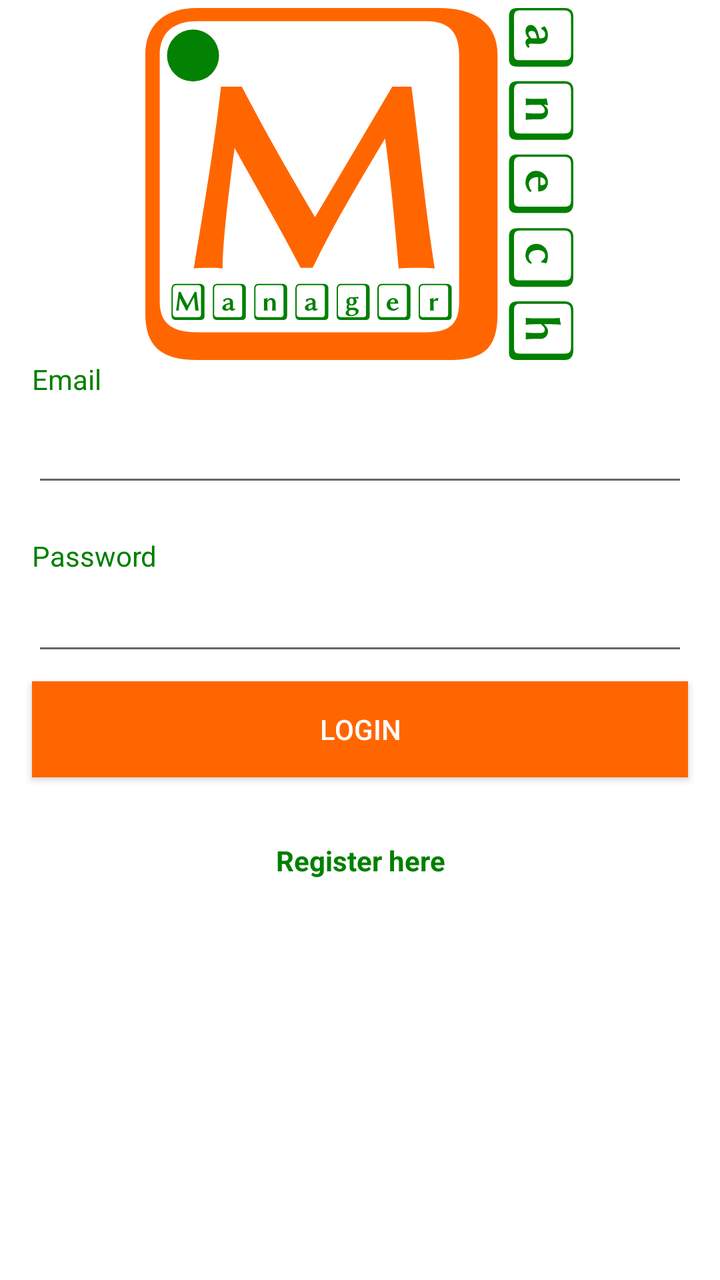
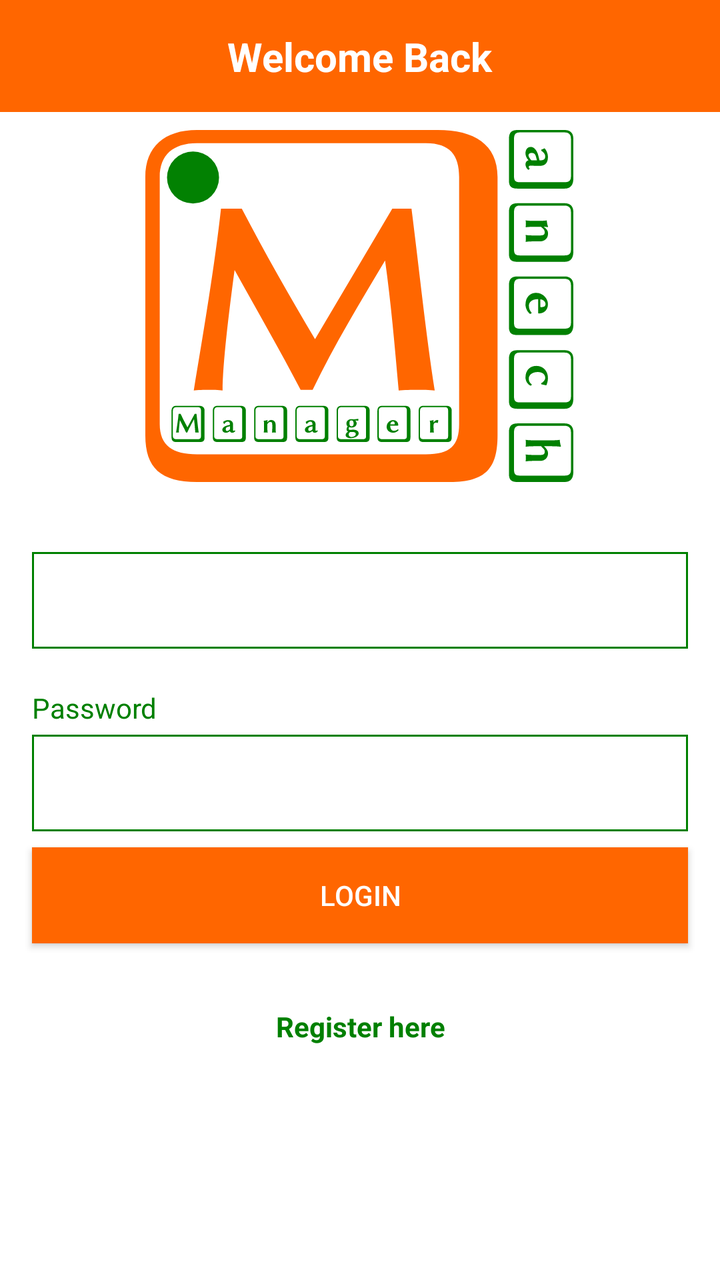

Before-and-after screenshots of an Android layout around one commit, followed by the original layout XML and the change that was made.
<!-- AndroidManifest.xml: application theme AppTheme -->
<!-- res/layout/activity_login.xml -->
<?xml version="1.0" encoding="utf-8"?>
<androidx.constraintlayout.widget.ConstraintLayout xmlns:android="http://schemas.android.com/apk/res/android"
    xmlns:app="http://schemas.android.com/apk/res-auto"
    android:layout_width="match_parent"
    android:layout_height="match_parent"
    android:background="@color/colorPrimary">

    <TextView
        android:id="@+id/textView"
        android:layout_width="0dp"
        android:layout_height="wrap_content"
        android:layout_marginStart="16dp"
        android:layout_marginEnd="16dp"
        android:labelFor="@id/txtEmail"
        android:text="@string/email"
        android:textColor="@color/colorAccent"
        app:layout_constraintEnd_toEndOf="parent"
        app:layout_constraintHorizontal_bias="0.0"
        app:layout_constraintStart_toStartOf="parent"
        app:layout_constraintTop_toBottomOf="@+id/manechLogo" />
    <EditText
        android:id="@+id/txtEmail"
        android:focusable="true"
        android:focusableInTouchMode="true"
        android:layout_width="0dp"
        android:layout_height="wrap_content"
        android:layout_marginStart="16dp"
        android:layout_marginTop="8dp"
        android:layout_marginEnd="16dp"
        android:autofillHints=""
        android:inputType="textFilter"
        app:layout_constraintEnd_toEndOf="parent"
        app:layout_constraintHorizontal_bias="0.0"
        app:layout_constraintStart_toStartOf="parent"
        app:layout_constraintTop_toBottomOf="@+id/textView" />

    <TextView
        android:id="@+id/textView2"
        android:layout_width="0dp"
        android:layout_height="wrap_content"
        android:layout_marginStart="16dp"
        android:layout_marginTop="20dp"
        android:layout_marginEnd="16dp"
        android:labelFor="@id/txtPassword"
        android:text="@string/password"
        android:textColor="@color/colorAccent"
        app:layout_constraintEnd_toEndOf="parent"
        app:layout_constraintHorizontal_bias="0.0"
        app:layout_constraintStart_toStartOf="parent"
        app:layout_constraintTop_toBottomOf="@+id/txtEmail" />

    <EditText
        android:id="@+id/txtPassword"
        android:layout_width="0dp"
        android:layout_height="wrap_content"
        android:layout_marginStart="16dp"
        android:layout_marginTop="4dp"
        android:layout_marginEnd="16dp"
        android:autofillHints=""
        android:inputType="textPassword"
        app:layout_constraintEnd_toEndOf="parent"
        app:layout_constraintHorizontal_bias="0.0"
        app:layout_constraintStart_toStartOf="parent"
        app:layout_constraintTop_toBottomOf="@+id/textView2" />

    <Button
        android:id="@+id/btnLogin"
        android:layout_width="0dp"
        android:layout_height="wrap_content"
        android:layout_marginStart="16dp"
        android:layout_marginTop="8dp"
        android:layout_marginEnd="16dp"
        android:background="@color/colorPrimaryDark"
        android:text="@string/login"
        android:textColor="@color/colorPrimary"
        app:layout_constraintEnd_toEndOf="parent"
        app:layout_constraintHorizontal_bias="0.0"
        app:layout_constraintStart_toStartOf="parent"
        app:layout_constraintTop_toBottomOf="@+id/txtPassword" />



    <TextView
        android:id="@+id/tvRegisterLink"
        android:layout_width="wrap_content"
        android:layout_height="wrap_content"
        android:layout_marginStart="16dp"
        android:layout_marginTop="32dp"
        android:layout_marginEnd="16dp"
        android:text="@string/register_here"
        android:textColor="@color/colorAccent"
        android:textStyle="bold"
        app:layout_constraintEnd_toEndOf="parent"
        app:layout_constraintHorizontal_bias="0.501"
        app:layout_constraintStart_toStartOf="parent"
        app:layout_constraintTop_toBottomOf="@+id/btnLogin" />

    <ImageView
        android:id="@+id/manechLogo"
        android:layout_width="wrap_content"
        android:layout_height="wrap_content"
        android:layout_marginTop="4dp"
        android:src="@drawable/ic_manech_logo"
        app:layout_constraintEnd_toEndOf="parent"
        app:layout_constraintHorizontal_bias="0.498"
        app:layout_constraintStart_toStartOf="parent"
        app:layout_constraintTop_toTopOf="parent"
        android:contentDescription="@string/app_name" />
</androidx.constraintlayout.widget.ConstraintLayout>
<!-- resources referenced by this layout -->
<resources>
  <color name="colorAccent">#008000</color>
  <color name="colorPrimary">#FFF</color>
  <color name="colorPrimaryDark">#ff6600</color>
  <!-- drawable ic_manech_logo: vector/xml drawable (drawable, 15396 chars, omitted) -->
  <string name="app_name">Manech Manager</string>
  <string name="email">Email</string>
  <string name="login">Login</string>
  <string name="password">Password</string>
  <string name="register_here">Register here</string>
  <style name="AppTheme" parent="Theme.AppCompat.Light.NoActionBar">
          
          <item name="colorPrimary">@color/colorPrimary</item>
          <item name="colorPrimaryDark">@color/colorPrimaryDark</item>
          <item name="colorAccent">@color/colorAccent</item>
          <item name="windowNoTitle">true</item>
      </style>
</resources>

<!-- the commit's change to res/layout/activity_login.xml (unified diff, before → after) -->
@@ -1,32 +1,52 @@
 <?xml version="1.0" encoding="utf-8"?>
-<androidx.constraintlayout.widget.ConstraintLayout xmlns:android="http://schemas.android.com/apk/res/android"
+<androidx.constraintlayout.widget.ConstraintLayout
+    xmlns:android="http://schemas.android.com/apk/res/android"
     xmlns:app="http://schemas.android.com/apk/res-auto"
     android:layout_width="match_parent"
     android:layout_height="match_parent"
     android:background="@color/colorPrimary">
+
+    <View
+        android:id="@+id/loginToolbarBackground"
+        android:layout_width="match_parent"
+        android:layout_height="56dp"
+        android:background="@color/colorPrimaryDark"
+        app:layout_constraintTop_toTopOf="parent"
+        app:layout_constraintStart_toStartOf="parent" />
+    <TextView
+        android:id="@+id/loginToolbarTitle"
+        android:layout_width="wrap_content"
+        android:layout_height="wrap_content"
+        android:text="Welcome Back"
+        android:textColor="@color/colorPrimary"
+        android:textSize="20sp"
+        android:textStyle="bold"
+        app:layout_constraintTop_toTopOf="parent"
+        app:layout_constraintBottom_toBottomOf="@id/loginToolbarBackground"
+        app:layout_constraintStart_toStartOf="parent"
+        app:layout_constraintEnd_toEndOf="parent" />
 
     <TextView
         android:id="@+id/textView"
         android:layout_width="0dp"
         android:layout_height="wrap_content"
         android:layout_marginStart="16dp"
+        android:layout_marginTop="8dp"
         android:layout_marginEnd="16dp"
-        android:labelFor="@id/txtEmail"
-        android:text="@string/email"
-        android:textColor="@color/colorAccent"
-        app:layout_constraintEnd_toEndOf="parent"
-        app:layout_constraintHorizontal_bias="0.0"
         app:layout_constraintStart_toStartOf="parent"
         app:layout_constraintTop_toBottomOf="@+id/manechLogo" />
+
     <EditText
         android:id="@+id/txtEmail"
-        android:focusable="true"
-        android:focusableInTouchMode="true"
         android:layout_width="0dp"
         android:layout_height="wrap_content"
         android:layout_marginStart="16dp"
         android:layout_marginTop="8dp"
         android:layout_marginEnd="16dp"
+        android:background="@drawable/border2"
+        android:padding="12dp"
+        android:focusable="true"
+        android:focusableInTouchMode="true"
         android:autofillHints=""
         android:inputType="textFilter"
         app:layout_constraintEnd_toEndOf="parent"
@@ -56,6 +76,8 @@
         android:layout_marginStart="16dp"
         android:layout_marginTop="4dp"
         android:layout_marginEnd="16dp"
+        android:background="@drawable/border2"
+        android:padding="12dp"
         android:autofillHints=""
         android:inputType="textPassword"
         app:layout_constraintEnd_toEndOf="parent"
@@ -78,8 +100,6 @@
         app:layout_constraintStart_toStartOf="parent"
         app:layout_constraintTop_toBottomOf="@+id/txtPassword" />
 
-
-
     <TextView
         android:id="@+id/tvRegisterLink"
         android:layout_width="wrap_content"
@@ -99,11 +119,12 @@
         android:id="@+id/manechLogo"
         android:layout_width="wrap_content"
         android:layout_height="wrap_content"
-        android:layout_marginTop="4dp"
+        android:layout_marginTop="65dp"
         android:src="@drawable/ic_manech_logo"
         app:layout_constraintEnd_toEndOf="parent"
         app:layout_constraintHorizontal_bias="0.498"
         app:layout_constraintStart_toStartOf="parent"
         app:layout_constraintTop_toTopOf="parent"
         android:contentDescription="@string/app_name" />
+
 </androidx.constraintlayout.widget.ConstraintLayout>
<!-- resource entries referenced after the edit -->
@@ -3,16 +3,18 @@
   <color name="colorAccent">#008000</color>
   <color name="colorPrimary">#FFF</color>
   <color name="colorPrimaryDark">#ff6600</color>
+  <!-- drawable border2 (drawable) -->
+  <?xml version="1.0" encoding="utf-8"?>
+  <shape xmlns:android="http://schemas.android.com/apk/res/android" android:shape="rectangle">
+      <stroke android:color="@color/colorAccent" android:width="1dp"/>
+  </shape>
   <!-- drawable ic_manech_logo: vector/xml drawable (drawable, 15396 chars, omitted) -->
   <string name="app_name">Manech Manager</string>
-  <string name="email">Email</string>
   <string name="login">Login</string>
   <string name="password">Password</string>
   <string name="register_here">Register here</string>
   <style name="AppTheme" parent="Theme.AppCompat.Light.NoActionBar">
           
-          <item name="colorPrimary">@color/colorPrimary</item>
-          <item name="colorPrimaryDark">@color/colorPrimaryDark</item>
           <item name="colorAccent">@color/colorAccent</item>
           <item name="windowNoTitle">true</item>
       </style>
